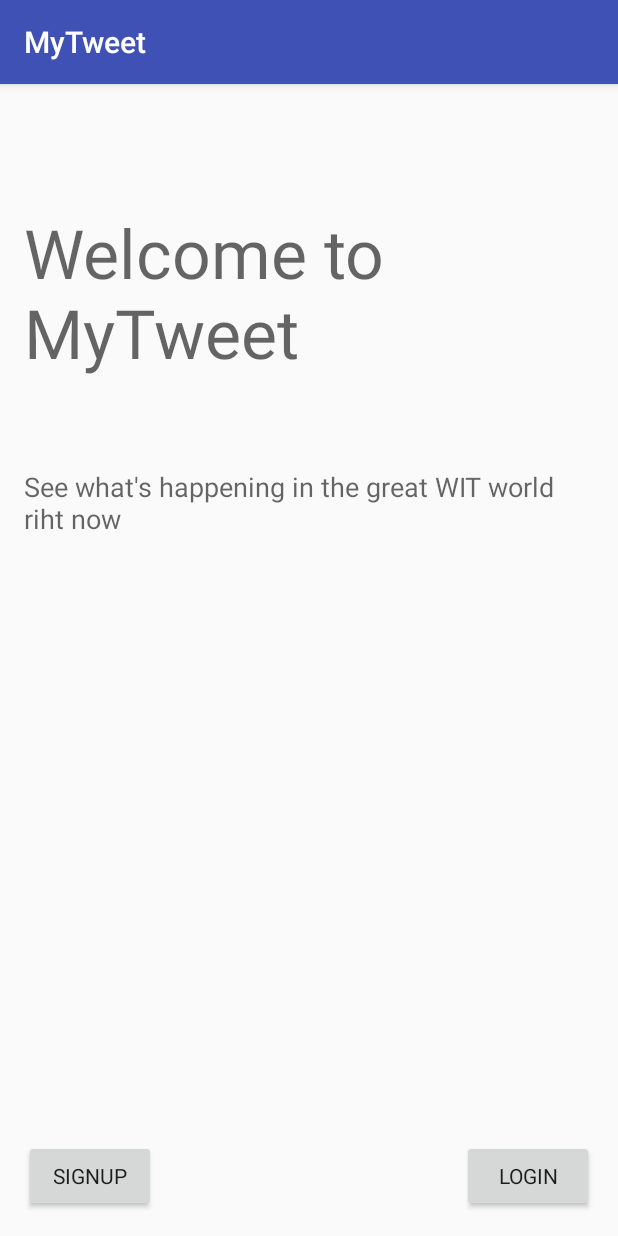
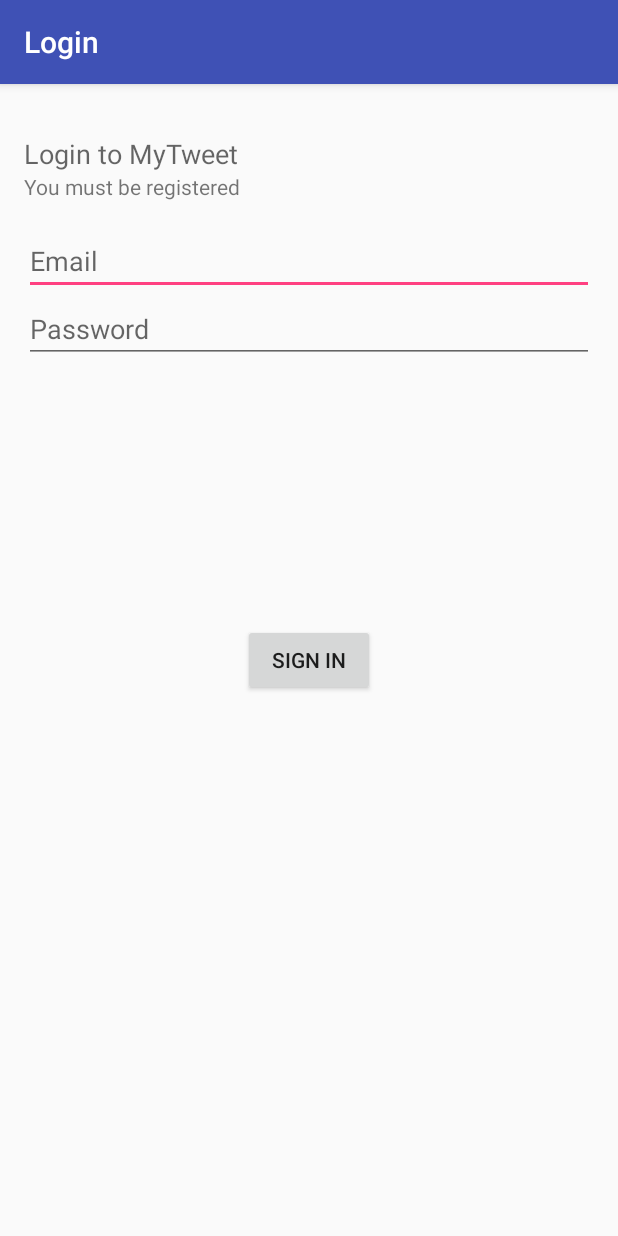
Before and after one commit to oborogri/MyTweet, an Android app: the screen it shows after launch (Welcome before the commit, Login after it), after a tap on "LOGIN", on a phone screen of 412 x 824 dp. Run offline under Robolectric (Android 15) with nearby library versions, the phone set to English and light mode, and no system bars.

Commit message:
MyTweet_v_00(Signup and Login navigation implemented)

```diff
--- a/app/src/main/java/activity/Welcome.java
+++ b/app/src/main/java/app/mytweet/Login.java
@@ -1,23 +1,20 @@
-package activity;
+package app.mytweet;
 
 import android.content.Intent;
 import android.support.v7.app.AppCompatActivity;
 import android.os.Bundle;
+import android.view.View;
 
-import android.view.View;
-import android.widget.Toast;
-import app.mytweet.R;
-
-public class Welcome extends AppCompatActivity {
+public class Login extends AppCompatActivity {
 
     @Override
     protected void onCreate(Bundle savedInstanceState) {
         super.onCreate(savedInstanceState);
-        setContentView(R.layout.activity_welcome);
+        setContentView(R.layout.activity_login);
     }
 
-    public void signupPressed (View view)
+    public void signinPressed (View view)
     {
-        startActivity (new Intent(this, Signup.class));
+        startActivity (new Intent(this, Timeline.class));
     }
 }
--- /dev/null
+++ b/app/src/main/java/app/mytweet/Signup.java
@@ -0,0 +1,20 @@
+package app.mytweet;
+
+import android.content.Intent;
+import android.support.v7.app.AppCompatActivity;
+import android.os.Bundle;
+import android.view.View;
+
+public class Signup extends AppCompatActivity {
+
+    @Override
+    protected void onCreate(Bundle savedInstanceState) {
+        super.onCreate(savedInstanceState);
+        setContentView(R.layout.activity_signup);
+    }
+
+    public void signupPressed (View view)
+    {
+        startActivity (new Intent(this, Login.class));
+    }
+}
--- /dev/null
+++ b/app/src/main/java/app/mytweet/Welcome.java
@@ -0,0 +1,29 @@
+package app.mytweet;
+
+import android.content.Intent;
+import android.support.v7.app.AppCompatActivity;
+import android.os.Bundle;
+
+import android.view.View;
+
+import app.mytweet.R;
+import app.mytweet.Signup;
+
+public class Welcome extends AppCompatActivity {
+
+    @Override
+    protected void onCreate(Bundle savedInstanceState) {
+        super.onCreate(savedInstanceState);
+        setContentView(R.layout.activity_welcome);
+    }
+
+    public void signupPressed (View view)
+    {
+        startActivity (new Intent(this, Signup.class));
+    }
+
+    public void loginPressed (View view)
+    {
+        startActivity (new Intent(this, Login.class));
+    }
+}
--- /dev/null
+++ b/app/src/main/res/layout/activity_login.xml
@@ -0,0 +1,67 @@
+<RelativeLayout xmlns:android="http://schemas.android.com/apk/res/android"
+    xmlns:tools="http://schemas.android.com/tools"
+    android:layout_width="match_parent"
+    android:layout_height="match_parent"
+    android:id="@+id/activity_login"
+    android:paddingBottom="@dimen/activity_vertical_margin"
+    android:paddingLeft="@dimen/activity_horizontal_margin"
+    android:paddingRight="@dimen/activity_horizontal_margin"
+    android:paddingTop="@dimen/activity_vertical_margin"
+    tools:context=".Login" >
+
+    <TextView
+        android:id="@+id/loginTitle"
+        android:layout_width="wrap_content"
+        android:layout_height="wrap_content"
+        android:layout_alignParentLeft="true"
+        android:layout_alignParentRight="true"
+        android:layout_alignParentTop="true"
+        android:layout_marginTop="18dp"
+        android:text="@string/loginTitle"
+        android:textAppearance="?android:attr/textAppearanceMedium" />
+
+    <TextView
+        android:id="@+id/loginSubtitle"
+        android:layout_width="wrap_content"
+        android:layout_height="wrap_content"
+        android:layout_alignLeft="@+id/loginTitle"
+        android:layout_alignParentRight="true"
+        android:layout_below="@+id/loginTitle"
+        android:text="@string/loginSubtitle"
+        android:textAppearance="?android:attr/textAppearanceSmall" />
+
+    <EditText
+        android:id="@+id/loginEmail"
+        android:layout_width="wrap_content"
+        android:layout_height="wrap_content"
+        android:layout_alignLeft="@+id/loginSubtitle"
+        android:layout_alignRight="@+id/loginSubtitle"
+        android:layout_below="@+id/loginSubtitle"
+        android:layout_marginTop="17dp"
+        android:ems="10"
+        android:hint="@string/loginEmail"
+        android:inputType="textEmailAddress" >
+
+        <requestFocus />
+    </EditText>
+    <EditText
+        android:id="@+id/loginPassword"
+        android:layout_width="wrap_content"
+        android:layout_height="wrap_content"
+        android:layout_alignLeft="@+id/loginEmail"
+        android:layout_alignRight="@+id/loginEmail"
+        android:layout_below="@+id/loginEmail"
+        android:ems="10"
+        android:hint="@string/loginPassword"
+        android:inputType="textPassword" />
+
+    <Button
+        android:id="@+id/login"
+        android:layout_width="wrap_content"
+        android:layout_height="wrap_content"
+        android:layout_centerHorizontal="true"
+        android:layout_centerVertical="true"
+        android:onClick="signinPressed"
+        android:text="@string/loginSignin" />
+
+</RelativeLayout>
--- a/app/src/main/res/layout/activity_signup.xml
+++ b/app/src/main/res/layout/activity_signup.xml
@@ -2,11 +2,12 @@
     xmlns:tools="http://schemas.android.com/tools"
     android:layout_width="match_parent"
     android:layout_height="match_parent"
+    android:id="@+id/activity_signup"
     android:paddingBottom="@dimen/activity_vertical_margin"
     android:paddingLeft="@dimen/activity_horizontal_margin"
     android:paddingRight="@dimen/activity_horizontal_margin"
     android:paddingTop="@dimen/activity_vertical_margin"
-    tools:context="activity.Signup" >
+    tools:context=".Signup" >
 
     <TextView
         android:id="@+id/signupTitle"
--- a/app/src/main/res/layout/activity_welcome.xml
+++ b/app/src/main/res/layout/activity_welcome.xml
@@ -8,7 +8,7 @@
     android:paddingLeft="@dimen/activity_horizontal_margin"
     android:paddingRight="@dimen/activity_horizontal_margin"
     android:paddingTop="@dimen/activity_vertical_margin"
-    tools:context="activity.Welcome">
+    tools:context=".Welcome">
 
     <TextView
         android:text="Welcome to MyTweet"
--- a/app/src/main/res/values/strings.xml
+++ b/app/src/main/res/values/strings.xml
@@ -1,12 +1,21 @@
 <resources>
     <string name="app_name">MyTweet</string>
+    <string name="app_login">Login</string>
+    <string name="app_signup">Signup</string>
+    <string name="app_timeline">MyTweet Timeline</string>
     <string name="login">LOGIN</string>
     <string name="signup">SIGNUP</string>
-    <string name="signupTitle">Sign up for the MyTweet</string>
+    <string name="signupTitle">Sign up for MyTweet</string>
     <string name="signupSubtitle">Enter details below</string>
     <string name="signupFirstname">First name</string>
     <string name="signupLastName">Last Name</string>
     <string name="signupEmail">Email</string>
     <string name="signupPassword">Password</string>
-    <string name="signupRegister">Register</string>
+    <string name="signupRegister">Sign up to MyTweet</string>
+    <string name="title_activity_login">Login</string>
+    <string name="loginTitle">Login to MyTweet</string>
+    <string name="loginSubtitle">You must be registered</string>
+    <string name="loginSignin">Sign in</string>
+    <string name="loginEmail">Email</string>
+    <string name="loginPassword">Password</string>
 </resources>
```
Also changed, not shown: app/src/main/AndroidManifest.xml (+9 -4 lines), app/src/main/java/activity/Signup.java (deleted, +0 -19 lines), app/src/main/java/app/mytweet/Timeline.java (added, +13 -0 lines), app/src/main/res/layout/activity_timeline.xml (added, +14 -0 lines).
